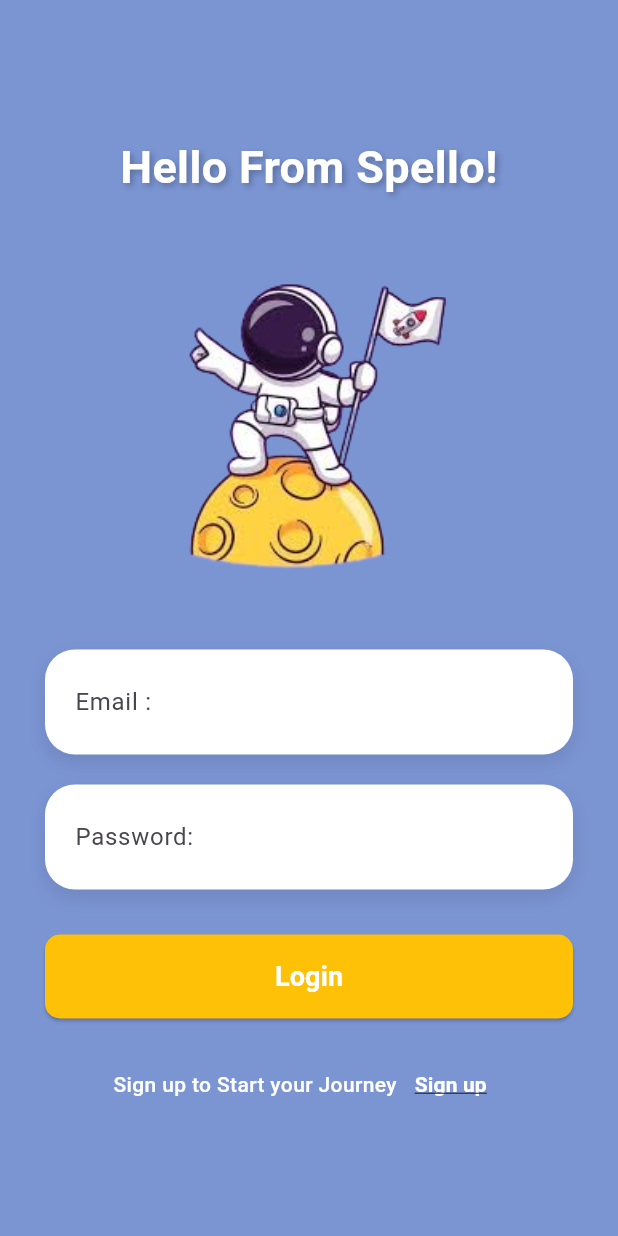
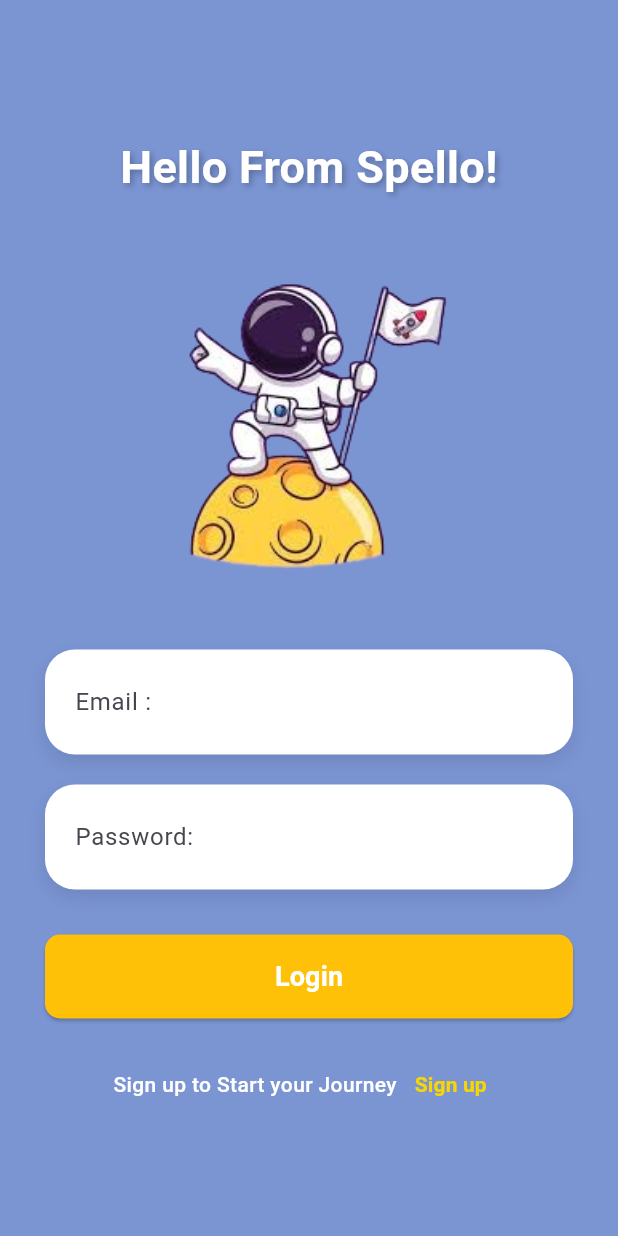
Before and after one commit to nazikanshaffAM/spello_onebysix, a Flutter app: the screen it shows after launch, on a phone screen of 412 x 824 dp. Run offline on Flutter 3.47's test engine with Material 3 defaults, Android fonts, the phone set to English and light mode, and no system bars; our stand-ins replace fl_chart, flutter_slidable, lottie, shared_preferences, shelf, smooth_page_indicator; missing offline and left inert: record, shelf_router, tutorial_coach_mark; project files that could hold a hidden picture were left out.

Commit message:
feat: updated signup clicakble

```diff
--- a/Frontend/lib/pages/LoginRelatedPages/login.dart
+++ b/Frontend/lib/pages/LoginRelatedPages/login.dart
@@ -257,9 +257,10 @@ class _LoginPageState extends State<LoginPage> {
                               child: const Text(
                                 'Sign up',
                                 style: TextStyle(
-                                  color: Colors.white,
+                                  color: Color.fromARGB(255, 247, 214, 1),
+
                                   fontWeight: FontWeight.bold,
-                                  decoration: TextDecoration.underline,
+
                                 ),
                               ),
                             ),
```
